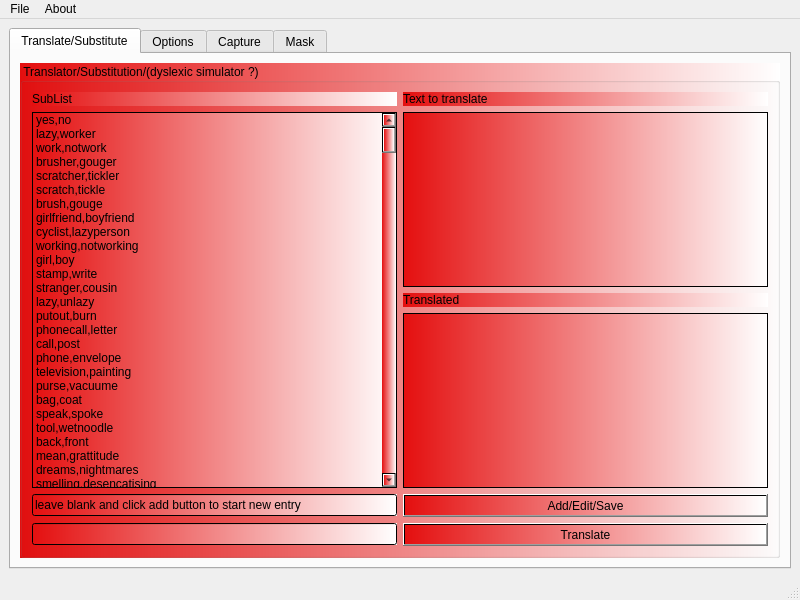
Old version of the form mainwindow.ui in the repository netpipe/RightHand.
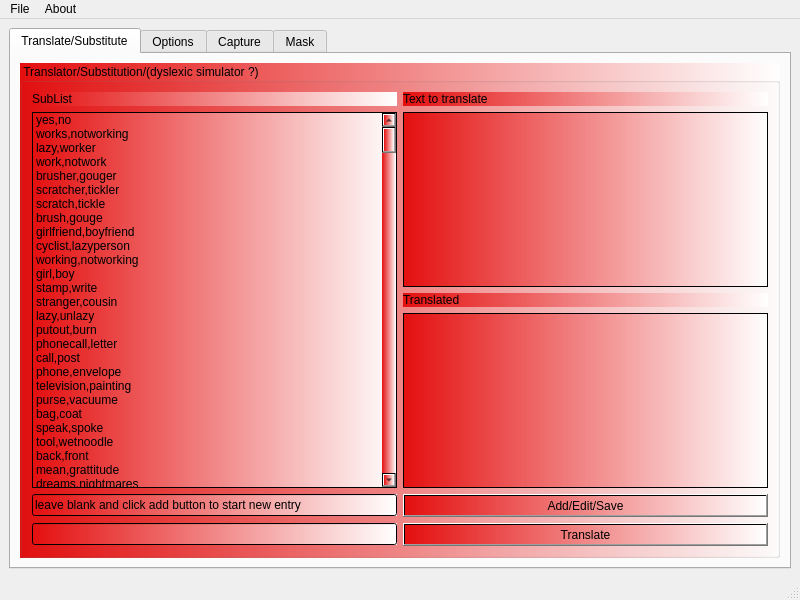
New version of the form.

Diff of the .ui file:
```diff
--- a/mainwindow.ui
+++ b/mainwindow.ui
@@ -98,6 +98,11 @@
                <string>yes,no</string>
               </property>
              </item>
+             <item>
+              <property name="text">
+               <string>works,notworking</string>
+              </property>
+             </item>
              <item>
               <property name="text">
                <string>lazy,worker</string>
```
